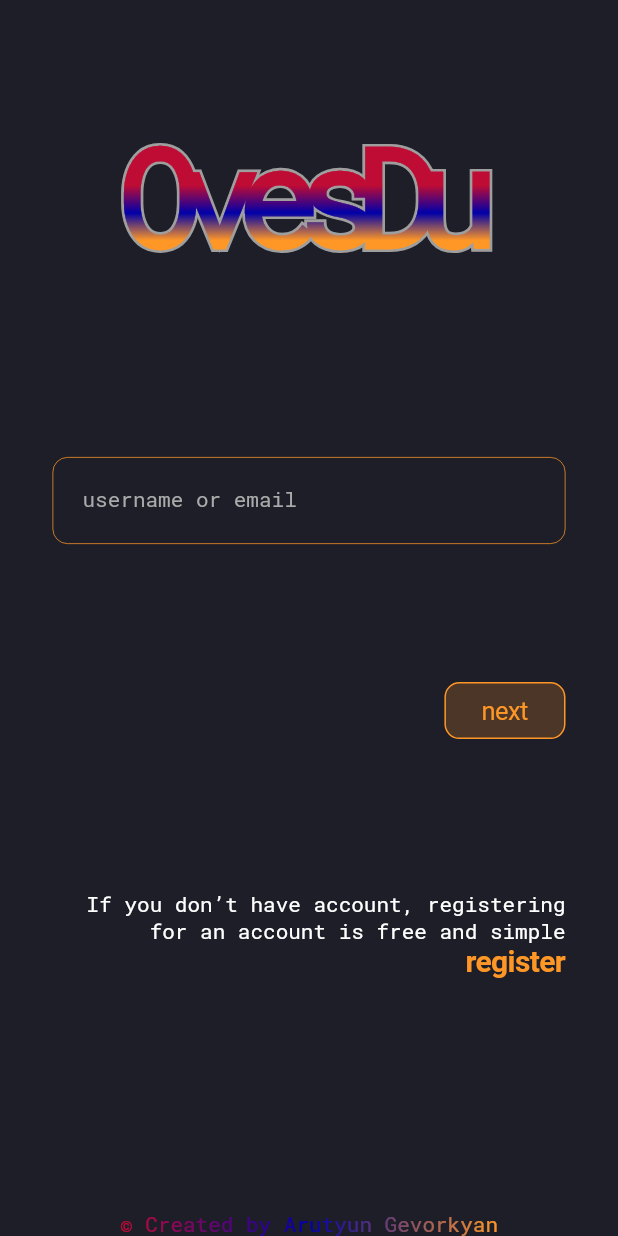
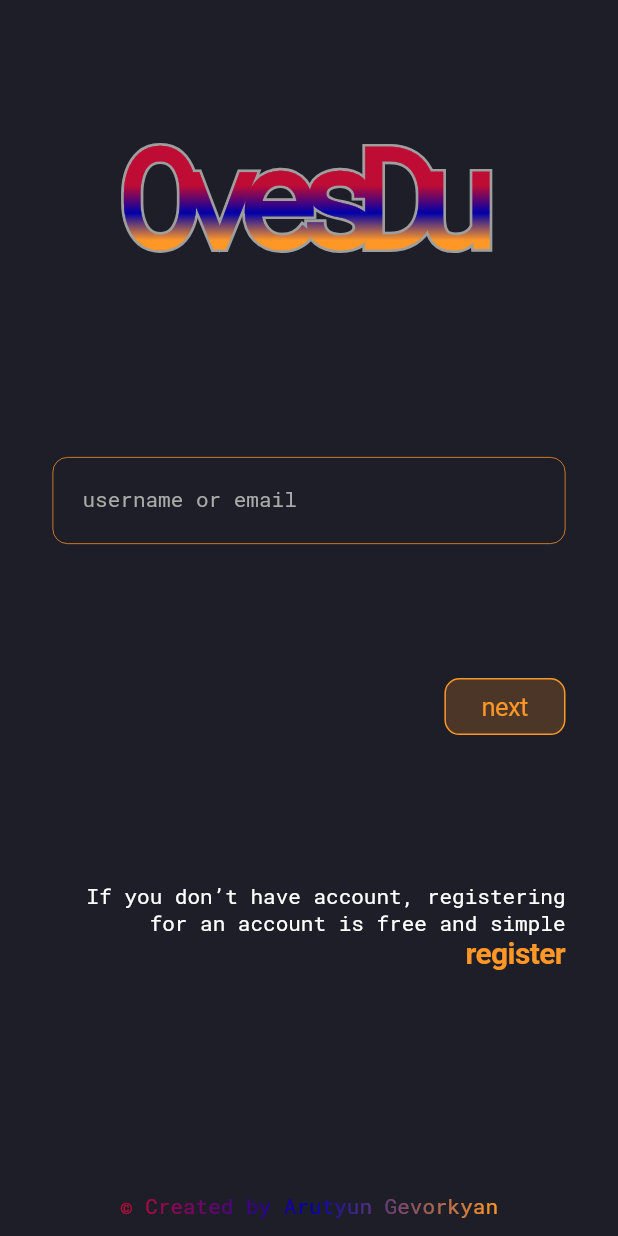
Before and after one commit to arutyun88/ovesdu_mobile, a Flutter app: the screen it shows after launch, on a phone screen of 412 x 824 dp. Run offline on Flutter 3.47's test engine with Material 2 defaults, Android fonts, the phone set to English and light mode, and no system bars; our stand-ins replace device_info_plus, dio, flutter_bloc, flutter_multi_formatter, freezed_annotation, get_it and 2 more; accounts and stored records are empty; generated files the repository leaves out were written again.

Commit message:
auth: login screen: createdByWidget bottom padding for android

```diff
--- a/lib/feature/auth/ui/login_screen.dart
+++ b/lib/feature/auth/ui/login_screen.dart
@@ -1,3 +1,5 @@
+import 'dart:io';
+
 import 'package:flutter/material.dart';
 import 'package:flutter_bloc/flutter_bloc.dart';
 import 'package:ovesdu_mobile/feature/auth/ui/widgets/password_widget.dart';
@@ -111,9 +113,12 @@ class _LoginScreenState extends State<LoginScreen> {
                             ),
                           ),
                         ),
-                        const Padding(
-                          padding: EdgeInsets.only(top: 24.0),
-                          child: CreatedByWidget(),
+                        Padding(
+                          padding: EdgeInsets.only(
+                            top: 24.0,
+                            bottom: Platform.isAndroid ? 12.0 : 0.0,
+                          ),
+                          child: const CreatedByWidget(),
                         ),
                       ],
                     ),
```
